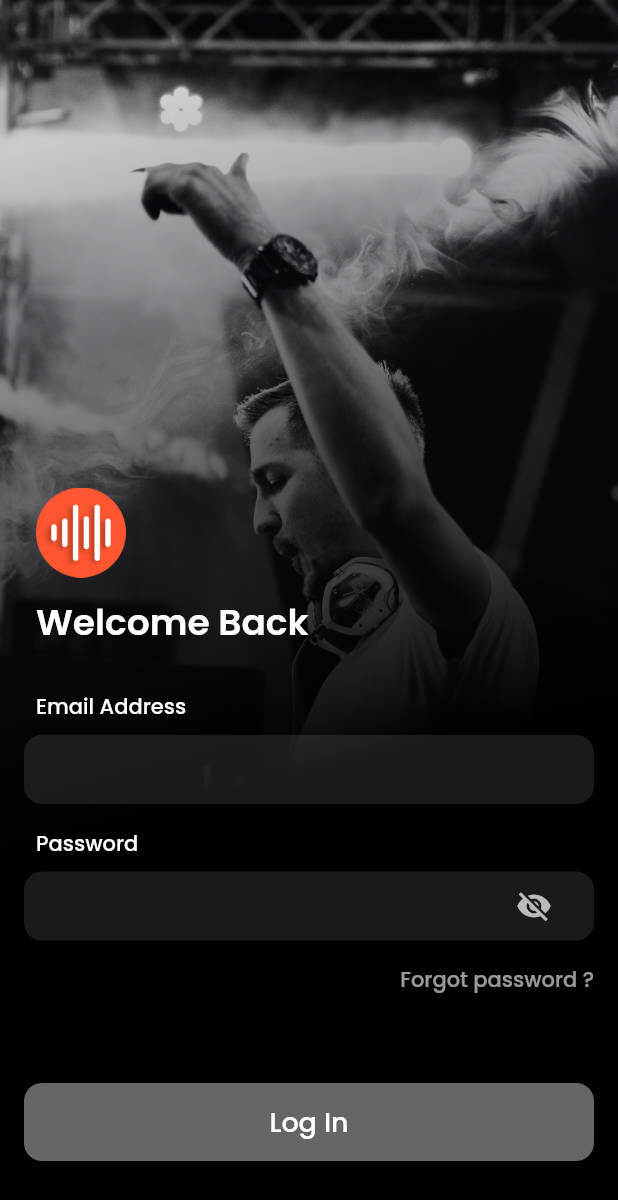
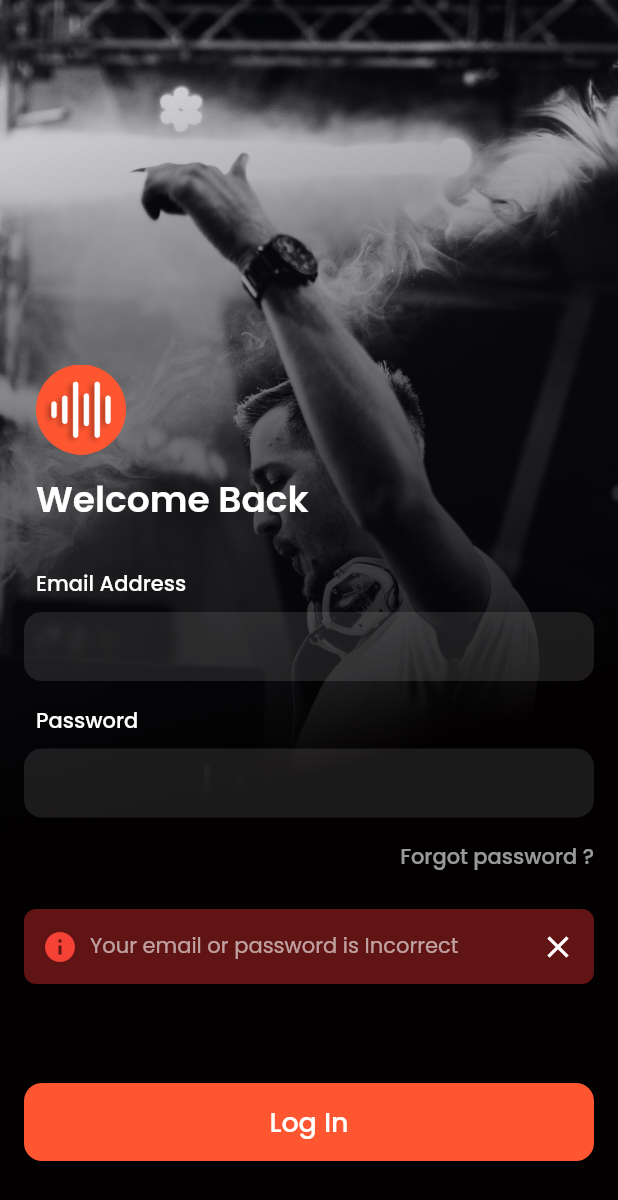
Before and after one commit to applogiq/musiq-mobile, a Flutter app: the LoginScreen screen opened by its route, on a phone screen of 412 x 824 dp. Shown: the top 1200 px of the screen. Run offline on Flutter 3.47's test engine with Material 2 defaults, Android fonts, the phone set to English and light mode, and no system bars; our stand-ins replace audio_video_progress_bar, flutter_bloc, google_fonts, just_audio, rxdart.

Commit message:
fix:Login Screen

```diff
--- a/lib/src/helpers/constants/color.dart
+++ b/lib/src/helpers/constants/color.dart
@@ -11,4 +11,5 @@ class CustomColor {
   static var secondaryColor = Color.fromRGBO(254, 86, 49, 1);
   static var secondaryLightColor = Color.fromRGBO(254, 86, 49, 0.8);
   static var followingColor = Color.fromRGBO(254, 86, 49, 0.4);
+  static var errorStatusColor=Color.fromRGBO(96, 20, 20, 1);
 }
--- a/lib/src/helpers/constants/string.dart
+++ b/lib/src/helpers/constants/string.dart
@@ -9,7 +9,7 @@ class ConstantText{
   static String register= "Register";
   static String login= "Login";
   static String loginPrefix= "Already have an account?";
-  // static String login= "Login";
+  static String invalidEmailAndPassword= "Your email or password is Incorrect";
   // static String login= "Login";
 
 
--- a/lib/src/view/pages/common_screen/account_screen.dart/login_screen.dart
+++ b/lib/src/view/pages/common_screen/account_screen.dart/login_screen.dart
@@ -9,6 +9,8 @@ import 'package:musiq/src/view/pages/common_screen/account_screen.dart/on_boardi
 import 'package:musiq/src/view/pages/home/home_screen.dart';
 import 'package:musiq/src/view/widgets/custom_button.dart';
 
+import '../../../widgets/custom_text_field_with_error.dart';
+import '../../../widgets/empty_box.dart';
 import '../../profile/components/my_profile.dart';
 import 'components/background_image.dart';
 import 'components/logo_image.dart';
@@ -37,9 +39,7 @@ class LoginScreen extends StatelessWidget {
                   crossAxisAlignment: CrossAxisAlignment.start,
                   children: [
                     const Spacer(),
-                    const SizedBox(
-                      height: 200,
-                    ),
+
                     const Padding(
                       padding: EdgeInsets.symmetric(horizontal: 8.0),
                       child: LogoWidget(
@@ -59,48 +59,19 @@ class LoginScreen extends StatelessWidget {
                     const SizedBox(
                       height: 20,
                     ),
-                    StreamBuilder(
-                      stream: _loginScreenCubit.userNameStream,
-                      builder: (context, snapshot) {
-                        return ProfileFormTextFieldWidget(
-                          onChange: (text){
-                            _loginScreenCubit.updateUserName(text);
-                          },
-                          title: ConstantText.email,
-                        );
-                      }
-                    ),
-                    StreamBuilder(stream: _loginScreenCubit.userNameStream,builder: (context,snapshot){
-                     return snapshot.hasError==true? Text(snapshot.error.toString(),style: const TextStyle(color: Colors.red),):const SizedBox(width: 0,height: 0,);
+                    TextFieldWithError(label: ConstantText.email,loginScreenCubit: _loginScreenCubit,stream: _loginScreenCubit.userNameStream,isValidatorEnable: true,onChange:(text){
 
+                    _loginScreenCubit.updateUserName(text);
+                    } ),
+                   TextFieldWithError(label: ConstantText.password,loginScreenCubit: _loginScreenCubit,stream: _loginScreenCubit.passwordStream,isValidatorEnable: true,onChange:(text){
+
+                    _loginScreenCubit.updatePassword(text);
                     }),
-                    StreamBuilder(
-                      stream:_loginScreenCubit.passwordStream,
-                      builder: (context, snapshot) {
-                        return ProfileFormTextFieldWidget(
-                          obsecureText: true,
-                          title: ConstantText.password,
-                          onChange: (text){
-                            _loginScreenCubit.updatePassword(text);
-                          },
-                        );
-                      }
-                    ),
-                    //   StreamBuilder(stream: _loginScreenCubit.passwordStream,builder: (context,snapshot){
-                    //  return snapshot.hasError==true? Text(snapshot.error.toString(),style: const TextStyle(color: Colors.red),):const SizedBox(width: 0,height: 0,);
 
-                    // }),
-                    Padding(
-                      padding: const EdgeInsets.symmetric(vertical: 8.0),
-                      child: Align(
-                        alignment: Alignment.centerRight,
-                        child: Text(
-                         ConstantText.forgotPassword,
-                          style: fontWeight500(
-                              color: CustomColor.subTitle2, size: 14.0),
-                        ),
-                      ),
-                    ),
+
+                    ForgotPassword(),
+
+                 ErrorContainer(),
                     Padding(
                       padding: const EdgeInsets.symmetric(vertical: 50.0),
                       child: StreamBuilder(
@@ -109,6 +80,9 @@ class LoginScreen extends StatelessWidget {
                           return InkWell(
                             onTap:snapshot.hasError?(){
                               print("Please Validate");
+                              print(_loginScreenCubit.userNameStream.toString());
+                               _loginScreenCubit.updateUserName(_loginScreenCubit.userNameStream.toString());
+                            _loginScreenCubit.updatePassword(_loginScreenCubit.passwordStream.toString());
                             }: ()
 
 
@@ -126,13 +100,14 @@ class LoginScreen extends StatelessWidget {
                                }
                               }
                               else{
+                                  _loginScreenCubit.updateUserName(_loginScreenCubit.userNameStream.toString());
+                            _loginScreenCubit.updatePassword(_loginScreenCubit.passwordStream.toString());
 
                               }
 
                             },
                             child: CustomButton(
-                              isValid: snapshot.hasData,
-                              label: "Log In",
+                               label: "Log In",
                               margin: 0,
                             ),
                           );
@@ -149,3 +124,59 @@ class LoginScreen extends StatelessWidget {
     );
   }
 }
+
+class ForgotPassword extends StatelessWidget {
+  const ForgotPassword({
+    Key? key,
+  }) : super(key: key);
+
+  @override
+  Widget build(BuildContext context) {
+    return Padding(
+      padding: const EdgeInsets.symmetric(vertical: 8.0),
+      child: Align(
+        alignment: Alignment.centerRight,
+        child: Text(
+         ConstantText.forgotPassword,
+          style: fontWeight500(
+              color: CustomColor.subTitle2, size: 14.0),
+        ),
+      ),
+    );
+  }
+}
+
+class ErrorContainer extends StatelessWidget {
+  const ErrorContainer({
+    Key? key,
+  }) : super(key: key);
+
+  @override
+  Widget build(BuildContext context) {
+     LoginBloc _loginScreenCubit = BlocProvider.of<LoginBloc>(
+      context,
+      listen: false,
+    );
+    return StreamBuilder(
+      stream: _loginScreenCubit.errorStream,
+      builder: (context, snapshot) {
+        return snapshot.hasData?EmptyBox(): Container(width: MediaQuery.of(context).size.width,
+        height: 50,
+        margin: EdgeInsets.symmetric(vertical:16),
+        padding: EdgeInsets.all(12),
+        decoration: BoxDecoration(color: CustomColor.errorStatusColor,
+        borderRadius: BorderRadius.circular(8.0)
+        ,)
+        ,child: Row(children: [Icon(Icons.info,color: Colors.red,),
+        SizedBox(width: 8,),
+        Text(ConstantText.invalidEmailAndPassword,style: fontWeight400(size: 14.0,color: CustomColor.subTitle2,)
+        ,
+
+        ),
+        Spacer(),
+        InkWell(onTap: (){_loginScreenCubit.isInvalidCred.add(false);},child: Icon(Icons.close))
+        ],),);
+      }
+    );
+  }
+}
--- a/lib/src/view/pages/common_screen/account_screen.dart/on_boarding_screen.dart
+++ b/lib/src/view/pages/common_screen/account_screen.dart/on_boarding_screen.dart
@@ -1,8 +1,5 @@
 import 'package:flutter/material.dart';
 import 'package:flutter/services.dart';
-import 'package:flutter/src/foundation/key.dart';
-import 'package:flutter/src/widgets/framework.dart';
-import 'package:google_fonts/google_fonts.dart';
 import 'package:musiq/src/helpers/constants/color.dart';
 import 'package:musiq/src/helpers/constants/string.dart';
 import 'package:musiq/src/helpers/constants/style.dart';
--- a/lib/src/view/pages/profile/components/my_profile.dart
+++ b/lib/src/view/pages/profile/components/my_profile.dart
@@ -56,13 +56,13 @@ class MyProfile extends StatelessWidget {
                   child: Form(
                     child: Column(
                       children: [
-                        ProfileFormTextFieldWidget(
+                        CustomTextField(
                           title: "Name",
                         ),
-                        ProfileFormTextFieldWidget(
+                        CustomTextField(
                           title: "Username",
                         ),
-                        ProfileFormTextFieldWidget(
+                        CustomTextField(
                           title: "Email",
                         ),
                       ],
@@ -80,18 +80,18 @@ class MyProfile extends StatelessWidget {
   }
 }
 
-class ProfileFormTextFieldWidget extends StatefulWidget {
-  const ProfileFormTextFieldWidget({Key? key, required this.title, this.onChange, this.obsecureText = false})
+class CustomTextField extends StatefulWidget {
+  const CustomTextField({Key? key, required this.title, this.onChange, this.obsecureText = false})
       : super(key: key);
   final String title;
   final ValueSetter<String>? onChange;
   final bool obsecureText;
 
   @override
-  State<ProfileFormTextFieldWidget> createState() => _ProfileFormTextFieldWidgetState();
+  State<CustomTextField> createState() => _CustomTextFieldState();
 }
 
-class _ProfileFormTextFieldWidgetState extends State<ProfileFormTextFieldWidget> {
+class _CustomTextFieldState extends State<CustomTextField> {
  bool obsecure = false;
   @override
   void initState() {
@@ -141,7 +141,7 @@ class _ProfileFormTextFieldWidgetState extends State<ProfileFormTextFieldWidget>
                           });
                         },
                         icon: Icon(
-                            obsecure ? Icons.visibility_off : Icons.visibility))
+                            obsecure ? Icons.visibility_off : Icons.visibility,color: Colors.white,))
                     : const SizedBox(
                         width: 0,
                         height: 0,
--- /dev/null
+++ b/lib/src/view/widgets/custom_text_field_with_error.dart
@@ -0,0 +1,44 @@
+
+import 'package:flutter/material.dart';
+import 'package:musiq/src/view/pages/profile/components/my_profile.dart';
+import 'package:musiq/src/view/widgets/empty_box.dart';
+
+import '../../helpers/constants/string.dart';
+import '../../view-model/cubit/login_bloc.dart';
+
+class TextFieldWithError extends StatelessWidget {
+   TextFieldWithError({
+    Key? key,
+    required LoginBloc loginScreenCubit,
+    this.isValidatorEnable=false, required this.stream, required this.label, this.onChange
+  }) : _loginScreenCubit = loginScreenCubit, super(key: key);
+
+  final LoginBloc _loginScreenCubit;
+  bool isValidatorEnable;
+  final Stream stream;
+  final String label;
+  final ValueSetter<String>? onChange;
+
+
+  @override
+  Widget build(BuildContext context) {
+    return StreamBuilder(
+      stream: stream,
+      builder: (context, snapshot) {
+        return Column(
+          crossAxisAlignment: CrossAxisAlignment.start,
+          children: [
+            CustomTextField(
+              onChange: onChange,
+              title: label  ,
+            ),
+        isValidatorEnable? snapshot.hasError? Padding(
+             padding: const EdgeInsets.only(left:8.0),
+             child: Text(snapshot.error.toString(),style: const TextStyle(color: Colors.red),),
+           ):EmptyBox(  ):EmptyBox()
+          ],
+        );
+      }
+    );
+  }
+}
```
Also changed, not shown: lib/src/view-model/cubit/login_bloc.dart (+13 -0 lines), lib/src/view/pages/common_screen/account_screen.dart/register_screen.dart (+4 -4 lines), lib/src/view/widgets/empty_box.dart (added, +13 -0 lines).
